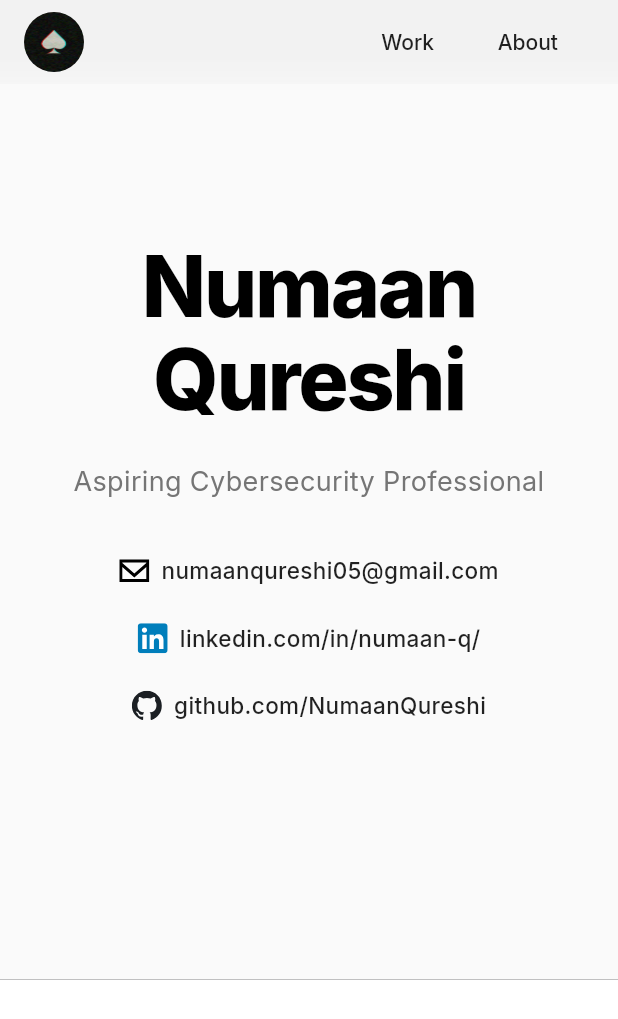
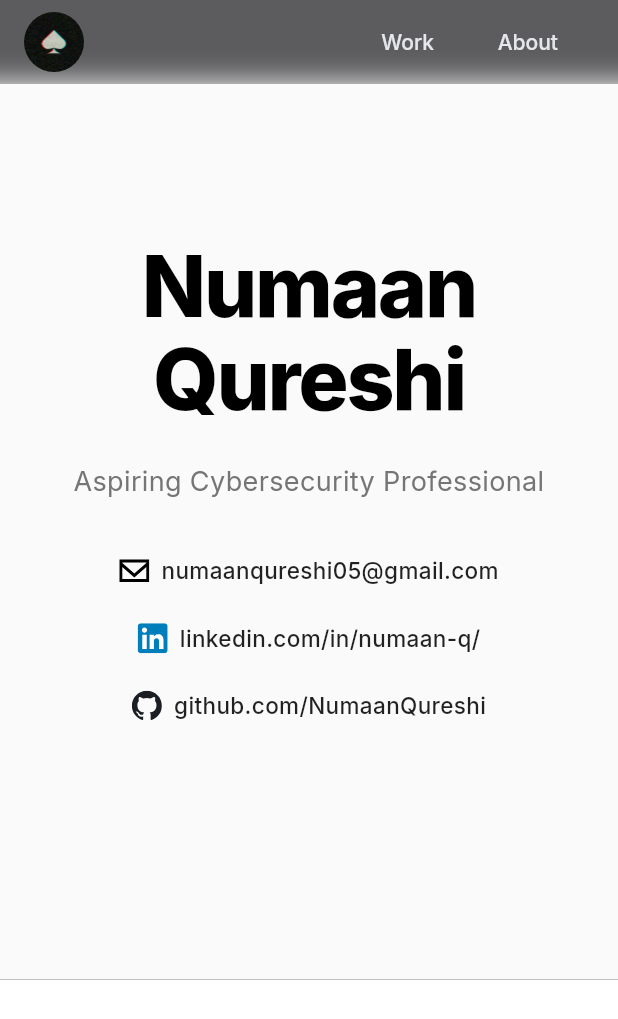
Before and after one commit to NumaanQureshi/NumaanQureshi.github.io, a Flutter app: the screen it shows after launch, on a phone screen of 412 x 824 dp. Shown: the top 1019 px of the screen. Run offline on Flutter 3.47's test engine with Material 3 defaults, Android fonts, the phone set to English and light mode, and no system bars; our stand-ins replace flutter_svg, google_fonts, material_ui; missing offline and left inert: web_smooth_scroll.

Commit message:
style: darkened home page theme

```diff
--- a/lib/home_page.dart
+++ b/lib/home_page.dart
@@ -71,8 +71,12 @@ class _PortfolioHomePageState extends State<PortfolioHomePage> {
     return Scaffold(
       extendBodyBehindAppBar: true,
       appBar: AppBar(
-        backgroundColor: Colors.grey[200]!.withValues(alpha: 0.7),
+        backgroundColor: const Color(0xFF07070A).withValues(alpha: 0.65),
         elevation: 0,
+        scrolledUnderElevation: 0,
+        shape: Border(
+          bottom: BorderSide(color: const Color(0xFFFFFFFF).withValues(alpha: 0.06), width: 1),
+        ),
         flexibleSpace: ClipRect(
           child: BackdropFilter(
             filter: ImageFilter.blur(sigmaX: 10.0, sigmaY: 10.0),
@@ -130,7 +134,8 @@ class _NavButton extends StatelessWidget {
       child: TextButton(
         onPressed: onPressed,
         style: TextButton.styleFrom(
-          foregroundColor: Colors.black87,
+          foregroundColor: const Color(0xFFE5E7EB),
+          overlayColor: const Color(0xFF34D399).withValues(alpha: 0.12),
           textStyle: GoogleFonts.inter(
             fontSize: 14,
             fontWeight: FontWeight.w500,
```
